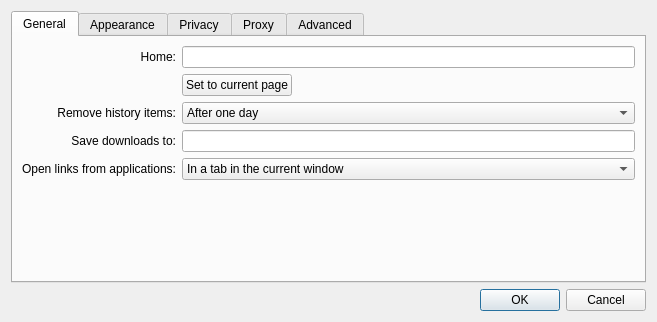
Above: examples/webenginewidgets/browser/settings.ui from qt/qtwebengine before the change. Below: the same form after it.
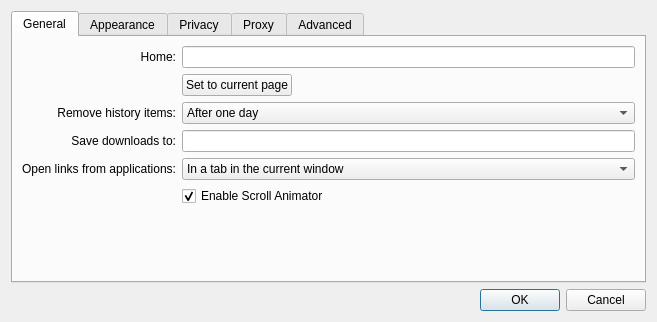
That is the form after the change.

Commit message: Add scrollanimator settings to example browser

The edit to the form file:
```diff
--- a/examples/webenginewidgets/browser/settings.ui
+++ b/examples/webenginewidgets/browser/settings.ui
@@ -155,7 +155,17 @@
          </item>
         </widget>
        </item>
-       <item row="5" column="1" colspan="2" >
+       <item row="5" column="1" colspan="2">
+        <widget class="QCheckBox" name="enableScrollAnimator" >
+         <property name="text" >
+           <string>Enable Scroll Animator</string>
+         </property>
+         <property name="checked" >
+           <bool>true</bool>
+         </property>
+        </widget>
+       </item>
+       <item row="6" column="1" colspan="2" >
         <spacer>
          <property name="orientation" >
           <enum>Qt::Vertical</enum>
```
The commit also changes 2 other files.
